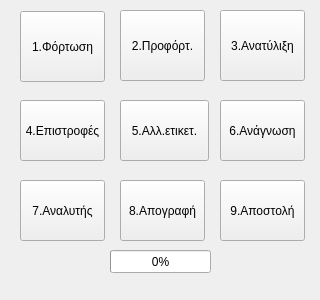
algogr/Elina_Scanner, file elina_scanner.ui: the form before one commit.
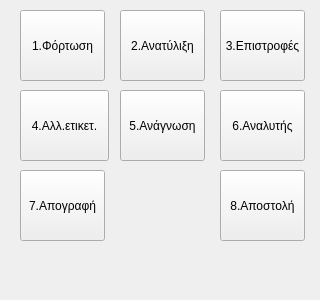
The form after the commit.

What changed in the file:
```diff
--- a/elina_scanner.ui
+++ b/elina_scanner.ui
@@ -16,14 +16,14 @@
   <widget class="QPushButton" name="pushButton_8">
    <property name="geometry">
     <rect>
-     <x>220</x>
+     <x>120</x>
      <y>10</y>
      <width>85</width>
      <height>71</height>
     </rect>
    </property>
    <property name="text">
-    <string>3.Ανατύλιξη</string>
+    <string>2.Ανατύλιξη</string>
    </property>
    <property name="shortcut">
     <string>3</string>
@@ -32,14 +32,14 @@
   <widget class="QPushButton" name="pushButton_3">
    <property name="geometry">
     <rect>
-     <x>20</x>
-     <y>100</y>
+     <x>220</x>
+     <y>10</y>
      <width>85</width>
-     <height>61</height>
+     <height>71</height>
     </rect>
    </property>
    <property name="text">
-    <string>4.Επιστροφές</string>
+    <string>3.Επιστροφές</string>
    </property>
    <property name="shortcut">
     <string>4</string>
@@ -48,14 +48,14 @@
   <widget class="QPushButton" name="pushButton_4">
    <property name="geometry">
     <rect>
-     <x>120</x>
-     <y>100</y>
+     <x>20</x>
+     <y>90</y>
      <width>89</width>
-     <height>61</height>
+     <height>71</height>
     </rect>
    </property>
    <property name="text">
-    <string>5.Αλλ.ετικετ.</string>
+    <string>4.Αλλ.ετικετ.</string>
    </property>
    <property name="shortcut">
     <string>5</string>
@@ -64,14 +64,14 @@
   <widget class="QPushButton" name="pushButton_5">
    <property name="geometry">
     <rect>
-     <x>220</x>
-     <y>100</y>
+     <x>120</x>
+     <y>90</y>
      <width>85</width>
-     <height>61</height>
+     <height>71</height>
     </rect>
    </property>
    <property name="text">
-    <string>6.Ανάγνωση</string>
+    <string>5.Ανάγνωση</string>
    </property>
    <property name="shortcut">
     <string>6</string>
@@ -80,14 +80,14 @@
   <widget class="QPushButton" name="pushButton_6">
    <property name="geometry">
     <rect>
-     <x>20</x>
-     <y>180</y>
+     <x>220</x>
+     <y>90</y>
      <width>85</width>
-     <height>61</height>
+     <height>71</height>
     </rect>
    </property>
    <property name="text">
-    <string>7.Αναλυτής</string>
+    <string>6.Αναλυτής</string>
    </property>
    <property name="shortcut">
     <string>7</string>
@@ -97,7 +97,7 @@
    <property name="geometry">
     <rect>
      <x>20</x>
-     <y>11</y>
+     <y>10</y>
      <width>85</width>
      <height>71</height>
     </rect>
@@ -112,30 +112,14 @@
   <widget class="QPushButton" name="pushButton_7">
    <property name="geometry">
     <rect>
-     <x>120</x>
-     <y>10</y>
+     <x>20</x>
+     <y>170</y>
      <width>85</width>
      <height>71</height>
     </rect>
    </property>
    <property name="text">
-    <string>2.Προφόρτ.</string>
-   </property>
-   <property name="shortcut">
-    <string>2</string>
-   </property>
-  </widget>
-  <widget class="QPushButton" name="pushButton_2">
-   <property name="geometry">
-    <rect>
-     <x>120</x>
-     <y>180</y>
-     <width>85</width>
-     <height>61</height>
-    </rect>
-   </property>
-   <property name="text">
-    <string>8.Απογραφή</string>
+    <string>7.Απογραφή</string>
    </property>
    <property name="shortcut">
     <string>8</string>
@@ -144,9 +128,9 @@
   <widget class="QLabel" name="statusLabel">
    <property name="geometry">
     <rect>
-     <x>10</x>
+     <x>20</x>
      <y>250</y>
-     <width>91</width>
+     <width>121</width>
      <height>20</height>
     </rect>
    </property>
@@ -157,45 +141,35 @@
   <widget class="QLabel" name="statusLabel_2">
    <property name="geometry">
     <rect>
-     <x>220</x>
+     <x>180</x>
      <y>250</y>
-     <width>91</width>
+     <width>121</width>
      <height>20</height>
     </rect>
    </property>
    <property name="text">
     <string/>
    </property>
+   <property name="alignment">
+    <set>Qt::AlignRight|Qt::AlignTrailing|Qt::AlignVCenter</set>
+   </property>
   </widget>
   <widget class="QPushButton" name="pushButton_9">
    <property name="geometry">
     <rect>
      <x>220</x>
-     <y>180</y>
+     <y>170</y>
      <width>85</width>
-     <height>61</height>
+     <height>71</height>
     </rect>
    </property>
    <property name="text">
-    <string>9.Αποστoλή</string>
+    <string>8.Αποστoλή</string>
    </property>
    <property name="shortcut">
     <string>8</string>
    </property>
   </widget>
-  <widget class="QProgressBar" name="progressBar">
-   <property name="geometry">
-    <rect>
-     <x>110</x>
-     <y>250</y>
-     <width>101</width>
-     <height>23</height>
-    </rect>
-   </property>
-   <property name="value">
-    <number>0</number>
-   </property>
-  </widget>
  </widget>
  <layoutdefault spacing="6" margin="11"/>
  <resources/>
```
Left out of the diff: 16 changed lines with no effect on the pictures.
